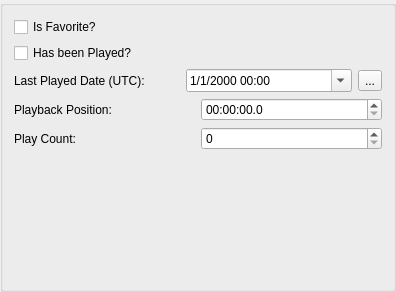
Before: the Qt Designer form UI/MediaUserDataWidget.ui in towel42-com/EmbySync, drawn with Qt 5.
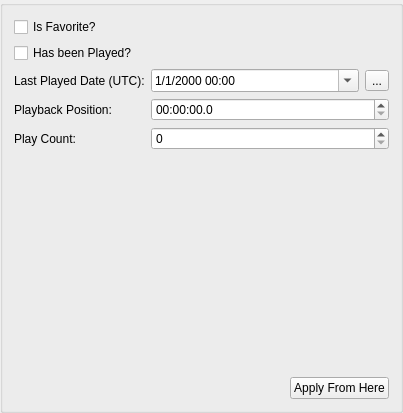
After: the same form once the commit is applied. Icons and pictures are not drawn.

The edit to the form file:
```diff
--- a/UI/MediaUserDataWidget.ui
+++ b/UI/MediaUserDataWidget.ui
@@ -6,31 +6,20 @@
    <rect>
     <x>0</x>
     <y>0</y>
-    <width>396</width>
-    <height>292</height>
+    <width>403</width>
+    <height>413</height>
    </rect>
   </property>
   <property name="windowTitle">
    <string>User Data:</string>
   </property>
-  <layout class="QGridLayout" name="gridLayout">
-   <item row="3" column="0" colspan="2">
-    <layout class="QHBoxLayout" name="horizontalLayout_2">
-     <item>
-      <widget class="QLabel" name="label_3">
-       <property name="text">
-        <string>Playback Position:</string>
-       </property>
-      </widget>
-     </item>
-     <item>
-      <widget class="QTimeEdit" name="playbackPosition">
-       <property name="displayFormat">
-        <string>hh:mm:ss.z</string>
-       </property>
-      </widget>
-     </item>
-    </layout>
+  <layout class="QFormLayout" name="formLayout">
+   <item row="0" column="0">
+    <widget class="QCheckBox" name="isFavorite">
+     <property name="text">
+      <string>Is Favorite?</string>
+     </property>
+    </widget>
    </item>
    <item row="1" column="0">
     <widget class="QCheckBox" name="hasBeenPlayed">
@@ -39,15 +28,15 @@
      </property>
     </widget>
    </item>
-   <item row="2" column="0" colspan="2">
+   <item row="2" column="0">
+    <widget class="QLabel" name="label_2">
+     <property name="text">
+      <string>Last Played Date (UTC):</string>
+     </property>
+    </widget>
+   </item>
+   <item row="2" column="1">
     <layout class="QHBoxLayout" name="horizontalLayout">
-     <item>
-      <widget class="QLabel" name="label_2">
-       <property name="text">
-        <string>Last Played Date (UTC):</string>
-       </property>
-      </widget>
-     </item>
      <item>
       <widget class="QDateTimeEdit" name="lastPlayedDate">
        <property name="currentSection">
@@ -77,13 +66,62 @@
      </item>
     </layout>
    </item>
-   <item row="0" column="0">
-    <widget class="QCheckBox" name="isFavorite">
+   <item row="3" column="0">
+    <widget class="QLabel" name="label_3">
      <property name="text">
-      <string>Is Favorite?</string>
+      <string>Playback Position:</string>
      </property>
     </widget>
    </item>
+   <item row="3" column="1">
+    <widget class="QTimeEdit" name="playbackPosition">
+     <property name="displayFormat">
+      <string>hh:mm:ss.z</string>
+     </property>
+    </widget>
+   </item>
+   <item row="4" column="0">
+    <widget class="QLabel" name="label_5">
+     <property name="text">
+      <string>Play Count:</string>
+     </property>
+    </widget>
+   </item>
+   <item row="4" column="1">
+    <widget class="QSpinBox" name="playCount">
+     <property name="maximum">
+      <number>32767</number>
+     </property>
+    </widget>
+   </item>
+   <item row="6" column="0" colspan="2">
+    <layout class="QHBoxLayout" name="horizontalLayout_2">
+     <item>
+      <spacer name="horizontalSpacer">
+       <property name="orientation">
+        <enum>Qt::Horizontal</enum>
+       </property>
+       <property name="sizeHint" stdset="0">
+        <size>
+         <width>40</width>
+         <height>20</height>
+        </size>
+       </property>
+      </spacer>
+     </item>
+     <item>
+      <widget class="QPushButton" name="apply">
+       <property name="text">
+        <string>Apply From Here</string>
+       </property>
+       <property name="icon">
+        <iconset resource="EmbySync.qrc">
+         <normaloff>:/resources/arrowright.png</normaloff>:/resources/arrowright.png</iconset>
+       </property>
+      </widget>
+     </item>
+    </layout>
+   </item>
    <item row="5" column="1">
     <spacer name="verticalSpacer">
      <property name="orientation">
@@ -97,24 +135,6 @@
      </property>
     </spacer>
    </item>
-   <item row="4" column="0" colspan="2">
-    <layout class="QHBoxLayout" name="horizontalLayout_3">
-     <item>
-      <widget class="QLabel" name="label_5">
-       <property name="text">
-        <string>Play Count:</string>
-       </property>
-      </widget>
-     </item>
-     <item>
-      <widget class="QSpinBox" name="playCount">
-       <property name="maximum">
-        <number>32767</number>
-       </property>
-      </widget>
-     </item>
-    </layout>
-   </item>
   </layout>
  </widget>
  <tabstops>
```
Left out of the diff: 1 changed line with no effect on the pictures.
